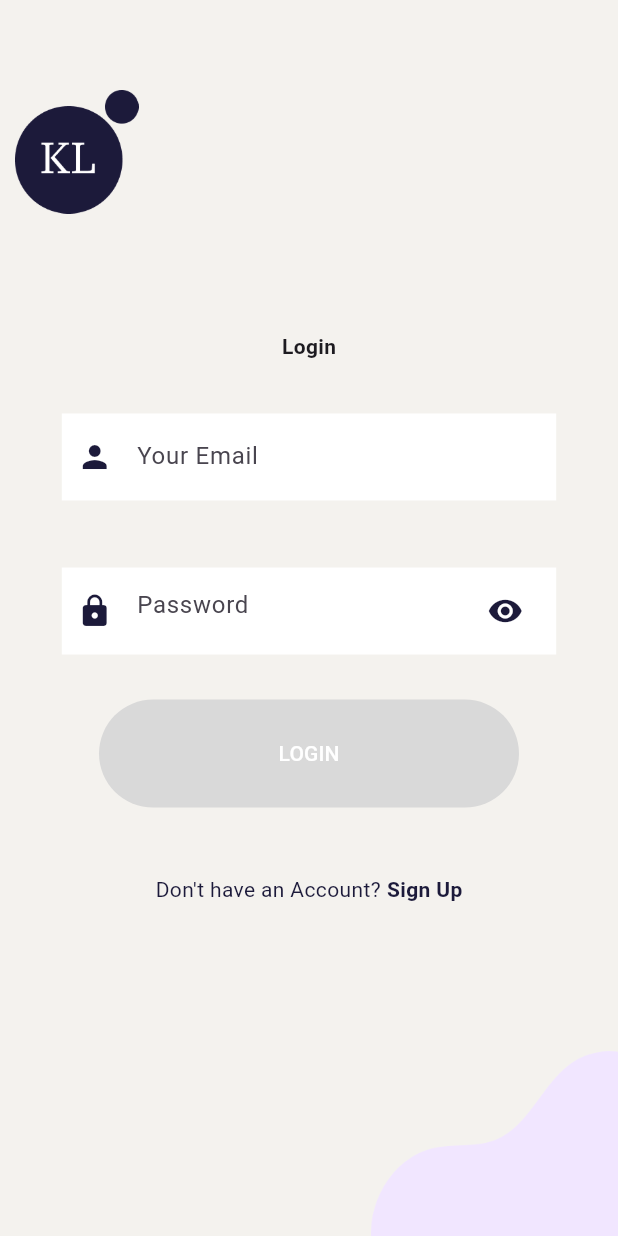
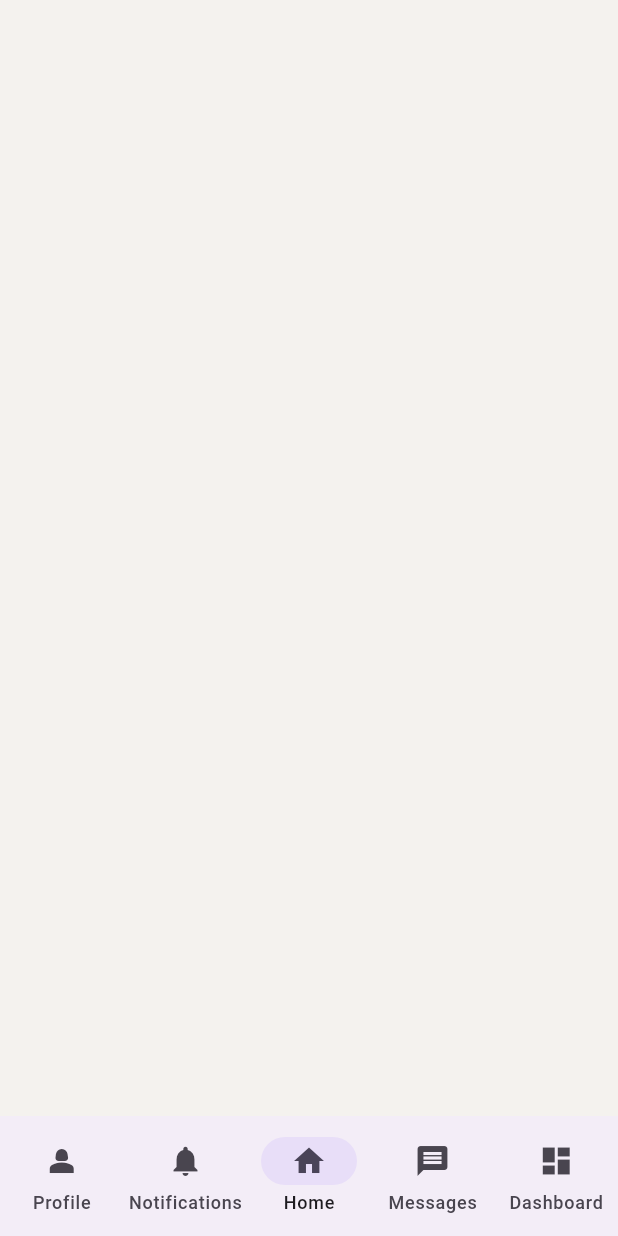
Before and after one commit to laithabusamra/khedmalink, a Flutter app: the LoginScreen screen opened directly, after a tap on "LOGIN", on a phone screen of 412 x 824 dp. Run offline on Flutter 3.47's test engine with Material 3 defaults, Android fonts, the light colour scheme and no system bars.

Commit message:
i have just add the bottom navigation bar it's not done yet

```diff
--- a/lib/main.dart
+++ b/lib/main.dart
@@ -9,12 +9,10 @@ void main() {
 }
 
 class MyApp extends StatelessWidget {
-  const MyApp({Key? key}) : super(key: key);
+  const MyApp({super.key});
 
   @override
   Widget build(BuildContext context) {
-    // SystemChrome.setSystemUIOverlayStyle(
-    // SystemUiOverlayStyle(statusBarColor: Colors.transparent)); it was for the todo
     return MaterialApp(
       debugShowCheckedModeBanner: false,
       title: 'Flutter Auth',
--- /dev/null
+++ b/lib/navigation_menu.dart
@@ -0,0 +1,47 @@
+import 'package:flutter/material.dart';
+import 'package:khedma_link/screens/home_page/home_screen.dart';
+
+class NavigationMenu extends StatefulWidget {
+  const NavigationMenu({super.key});
+
+  @override
+  State<NavigationMenu> createState() => _NavigationMenuState();
+}
+
+class _NavigationMenuState extends State<NavigationMenu> {
+  int selectedIndex = 2;
+
+  final screens = [
+    Container(color: Colors.green),
+    Container(color: Colors.black),
+    const HomeScreen(),
+    Container(color: Colors.deepPurple),
+    Container(color: Colors.orange),
+  ];
+
+  @override
+  Widget build(BuildContext context) {
+    return Scaffold(
+      body: screens[selectedIndex],
+      bottomNavigationBar: NavigationBar(
+        height: 80,
+        elevation: 0,
+        selectedIndex: selectedIndex,
+        onDestinationSelected: (index) {
+          setState(() {
+            selectedIndex = index;
+          });
+        },
+        destinations: const [
+          NavigationDestination(icon: Icon(Icons.person_2), label: 'Profile'),
+          NavigationDestination(
+              icon: Icon(Icons.notifications), label: 'Notifications'),
+          NavigationDestination(icon: Icon(Icons.home), label: 'Home'),
+          NavigationDestination(icon: Icon(Icons.message), label: 'Messages'),
+          NavigationDestination(
+              icon: Icon(Icons.dashboard), label: 'Dashboard'),
+        ],
+      ),
+    );
+  }
+}
--- a/lib/screens/Signup/comonents/body.dart
+++ b/lib/screens/Signup/comonents/body.dart
@@ -1,5 +1,4 @@
 import 'package:flutter/material.dart';
-import 'package:khedma_link/constants/colors.dart';
 import 'package:khedma_link/constants/widgets/already_have_account_check.dart';
 import 'package:khedma_link/constants/widgets/rounded_button.dart';
 import 'package:khedma_link/constants/widgets/rounded_input_field.dart';
@@ -32,7 +31,16 @@ class Body extends StatelessWidget {
             ),
             RoundedButton(
               text: "SIGNUP",
-              press: () {},
+              press: () {
+                Navigator.push(
+                  context,
+                  MaterialPageRoute(
+                    builder: (context) {
+                      return LoginScreen();
+                    },
+                  ),
+                );
+              },
             ),
             SizedBox(height: size.height * 0.09),
             AlreadyHaveAnAccountCheck(
--- /dev/null
+++ b/lib/screens/home_page/home_screen.dart
@@ -0,0 +1,10 @@
+import 'package:flutter/material.dart';
+
+class HomeScreen extends StatelessWidget {
+  const HomeScreen({super.key});
+
+  @override
+  Widget build(BuildContext context) {
+    return const Scaffold();
+  }
+}
--- a/lib/screens/login/components/body.dart
+++ b/lib/screens/login/components/body.dart
@@ -4,8 +4,10 @@ import 'package:khedma_link/constants/widgets/already_have_account_check.dart';
 import 'package:khedma_link/constants/widgets/rounded_button.dart';
 import 'package:khedma_link/constants/widgets/rounded_input_field.dart';
 import 'package:khedma_link/constants/widgets/rounded_password_field.dart';
+import 'package:khedma_link/navigation_menu.dart';
 import 'package:khedma_link/screens/Signup/signup_screen.dart';
 import 'package:khedma_link/screens/login/components/background.dart';
+// import 'package:khedma_link/screens/login/login_screen.dart';
 
 class Body extends StatelessWidget {
   @override
@@ -38,7 +40,16 @@ class Body extends StatelessWidget {
             ),
             RoundedButton(
               text: "LOGIN",
-              press: () {},
+              press: () {
+                Navigator.push(
+                  context,
+                  MaterialPageRoute(
+                    builder: (context) {
+                      return const NavigationMenu();
+                    },
+                  ),
+                );
+              },
               color: secondeButtounColor2,
             ),
             SizedBox(
--- a/pubspec.yaml
+++ b/pubspec.yaml
@@ -30,6 +30,7 @@ environment:
 dependencies:
   flutter:
     sdk: flutter
+
 
 
   # The following adds the Cupertino Icons font to your application.
```
Also changed, not shown: 2 other files.
